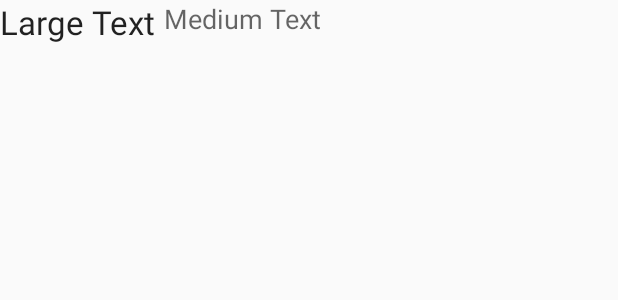
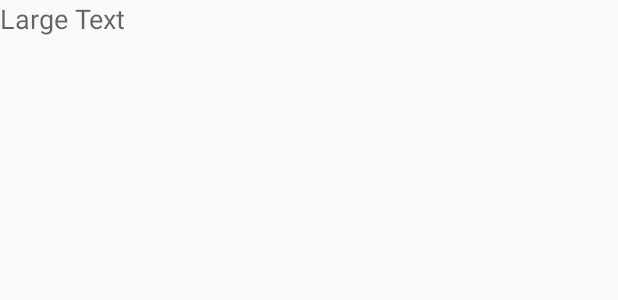
Before and after one commit to MBLAHO13/CS275Project, an Android app: the layout search_results_row.xml on its own in the app's theme, with its tools: preview values and no code run, on a phone screen of 412 x 824 dp. Shown: the top 300 px of the screen. Run offline under Robolectric (Android 15) with nearby library versions, the phone set to English and light mode, and no system bars.

Commit message:
first round of tweaks

```diff
--- a/FoodTracker/app/src/main/java/cblaho/foodtracker/RestHandler.java
+++ b/FoodTracker/app/src/main/java/cblaho/foodtracker/RestHandler.java
@@ -18,7 +18,7 @@ import java.util.Map;
  * Created by maxm on 8/30/15.
  */
 public class RestHandler extends AsyncTask<String,Integer,JsonObject> {
-    private static final String dburl = "52.88.94.147:5000/rest/api/";
+    private static final String dburl = "http://52.88.94.147:5000/rest/api/";
     private CacheListener listener;
     public RestHandler(CacheListener listener) {
         super();
@@ -52,7 +52,7 @@ public class RestHandler extends AsyncTask<String,Integer,JsonObject> {
         if(root.get("response").getAsString().equals("search")) {
             // format search results
             Map<String,String> search = new HashMap<>();
-            for(JsonElement e : root.get("results").getAsJsonArray()) {
+            for(JsonElement e : root.get("result").getAsJsonArray()) {
                 search.put(
                         e.getAsJsonObject().get("id").getAsString(),
                         e.getAsJsonObject().get("name").getAsString()
--- a/FoodTracker/app/src/main/res/layout/activity_search_results.xml
+++ b/FoodTracker/app/src/main/res/layout/activity_search_results.xml
@@ -10,7 +10,7 @@
     <ListView
         android:layout_width="wrap_content"
         android:layout_height="wrap_content"
-        android:id="@+id/listView"
+        android:id="@+id/search_results_list_view"
         android:layout_centerVertical="true"
         android:layout_centerHorizontal="true" />
 </RelativeLayout>
--- a/FoodTracker/app/src/main/res/layout/search_results_row.xml
+++ b/FoodTracker/app/src/main/res/layout/search_results_row.xml
@@ -2,30 +2,12 @@
 <LinearLayout xmlns:android="http://schemas.android.com/apk/res/android"
     android:orientation="vertical" android:layout_width="match_parent"
     android:layout_height="match_parent">
-
-    <LinearLayout
-        android:orientation="horizontal"
-        android:layout_width="match_parent"
-        android:layout_height="wrap_content"
-        android:layout_gravity="center_horizontal">
-        <TextView
-            android:layout_width="wrap_content"
-            android:layout_height="wrap_content"
-            android:textAppearance="?android:attr/textAppearanceLarge"
-            android:text="Large Text "
-            android:id="@+id/search_result_name"
-            android:layout_gravity="center_horizontal" />
-
         <TextView
             android:layout_width="wrap_content"
             android:layout_height="wrap_content"
             android:textAppearance="?android:attr/textAppearanceMedium"
-            android:text="Medium Text"
-            android:id="@+id/search_result_SecondaryData"
-            android:layout_gravity="center_horizontal"
-            />
-
-    </LinearLayout>
-
+            android:text="Large Text"
+            android:id="@+id/search_result_name"
+            android:layout_gravity="left" />
 
 </LinearLayout>
```
Also changed, not shown: FoodTracker/app/src/main/java/cblaho/foodtracker/SearchResults.java (+6 -4 lines).
